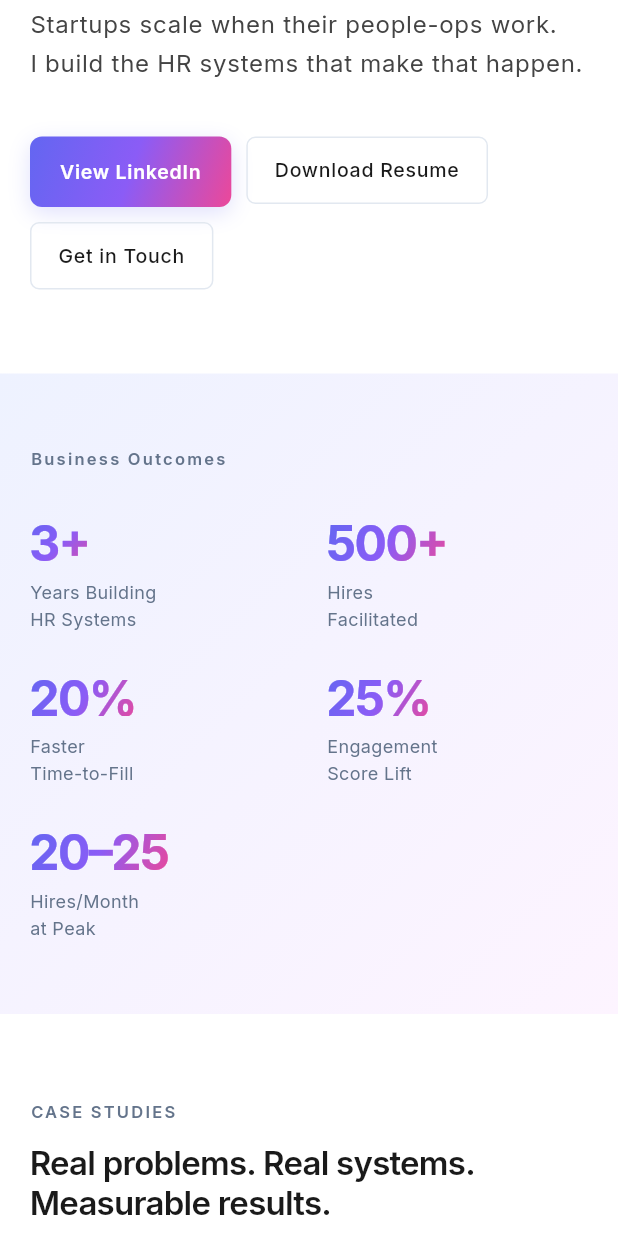
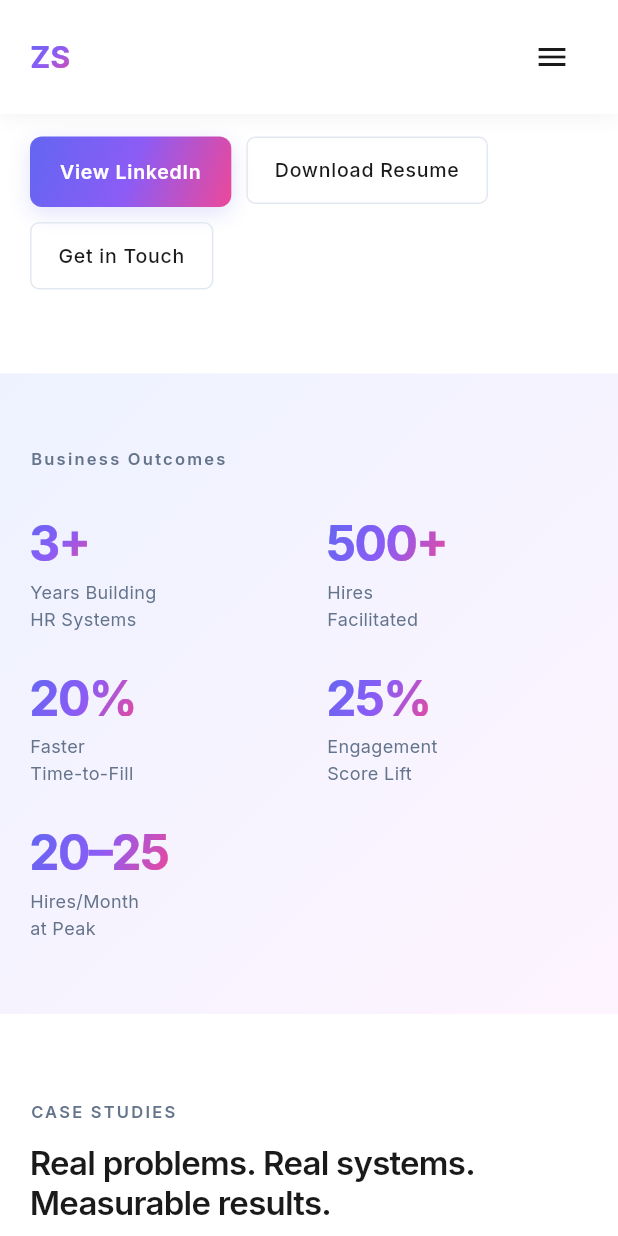
Before and after one commit to zubiasamreen8/zubia, a Flutter app: the screen it shows after launch, scrolled down 576 dp, on a phone screen of 412 x 824 dp. Run offline on Flutter 3.47's test engine with Material 3 defaults, Android fonts, the phone set to English and light mode, and no system bars; drawn by our look-alikes of flutter_animate; our stand-ins replace google_fonts, visibility_detector; network calls fail.

Commit message:
[FEAT]: Add sticky navigation bar with section links
- Transparent background, becomes white on scroll
- Desktop: horizontal nav links
- Mobile: popup menu
- Smooth scroll-to-section for About, Case Studies, Systems, Contact

Co-Authored-By: Zubia Samreen <zubiasamreen8@gmail.com>

```diff
--- a/lib/home_screen.dart
+++ b/lib/home_screen.dart
@@ -5,26 +5,61 @@ import 'sections/case_studies_section.dart';
 import 'sections/systems_section.dart';
 import 'sections/skills_contact_section.dart';
 import 'widgets/app_theme.dart';
+import 'widgets/nav_bar.dart';
 
-class HomeScreen extends StatelessWidget {
+class HomeScreen extends StatefulWidget {
   const HomeScreen({super.key});
+
+  @override
+  State<HomeScreen> createState() => _HomeScreenState();
+}
+
+class _HomeScreenState extends State<HomeScreen> {
+  final ScrollController _scrollController = ScrollController();
+  final GlobalKey _aboutKey = GlobalKey();
+  final GlobalKey _caseStudiesKey = GlobalKey();
+  final GlobalKey _systemsKey = GlobalKey();
+  final GlobalKey _contactKey = GlobalKey();
+
+  @override
+  void dispose() {
+    _scrollController.dispose();
+    super.dispose();
+  }
 
   @override
   Widget build(BuildContext context) {
     return Scaffold(
       backgroundColor: AppTheme.background,
-      body: SingleChildScrollView(
-        child: Column(
-          crossAxisAlignment: CrossAxisAlignment.start,
-          children: const [
-            HeroSection(),
-            MetricsSection(),
-            CaseStudiesSection(),
-            SystemsSection(),
-            SkillsSection(),
-            ContactSection(),
-          ],
-        ),
+      body: Stack(
+        children: [
+          SingleChildScrollView(
+            controller: _scrollController,
+            child: Column(
+              crossAxisAlignment: CrossAxisAlignment.start,
+              children: [
+                Container(key: _aboutKey, child: const HeroSection()),
+                const MetricsSection(),
+                Container(key: _caseStudiesKey, child: const CaseStudiesSection()),
+                Container(key: _systemsKey, child: const SystemsSection()),
+                const SkillsSection(),
+                Container(key: _contactKey, child: const ContactSection()),
+              ],
+            ),
+          ),
+          Positioned(
+            top: 0,
+            left: 0,
+            right: 0,
+            child: NavBar(
+              scrollController: _scrollController,
+              aboutKey: _aboutKey,
+              caseStudiesKey: _caseStudiesKey,
+              systemsKey: _systemsKey,
+              contactKey: _contactKey,
+            ),
+          ),
+        ],
       ),
     );
   }
--- /dev/null
+++ b/lib/widgets/nav_bar.dart
@@ -0,0 +1,246 @@
+import 'package:flutter/material.dart';
+import 'package:zubia_portfolio/widgets/app_theme.dart';
+import 'package:zubia_portfolio/widgets/responsive.dart';
+
+class NavBar extends StatefulWidget {
+  final ScrollController scrollController;
+  final GlobalKey aboutKey;
+  final GlobalKey caseStudiesKey;
+  final GlobalKey systemsKey;
+  final GlobalKey contactKey;
+
+  const NavBar({
+    super.key,
+    required this.scrollController,
+    required this.aboutKey,
+    required this.caseStudiesKey,
+    required this.systemsKey,
+    required this.contactKey,
+  });
+
+  @override
+  State<NavBar> createState() => _NavBarState();
+}
+
+class _NavBarState extends State<NavBar> {
+  bool _isScrolled = false;
+
+  @override
+  void initState() {
+    super.initState();
+    widget.scrollController.addListener(_onScroll);
+  }
+
+  void _onScroll() {
+    final scrolled = widget.scrollController.offset > 50;
+    if (scrolled != _isScrolled) {
+      setState(() => _isScrolled = scrolled);
+    }
+  }
+
+  void _scrollToSection(GlobalKey key) {
+    final context = key.currentContext;
+    if (context != null) {
+      Scrollable.ensureVisible(
+        context,
+        duration: const Duration(milliseconds: 500),
+        curve: Curves.easeInOut,
+      );
+    }
+  }
+
+  @override
+  Widget build(BuildContext context) {
+    final r = context.responsive;
+
+    return AnimatedContainer(
+      duration: const Duration(milliseconds: 200),
+      decoration: BoxDecoration(
+        color: _isScrolled ? Colors.white : Colors.transparent,
+        boxShadow: _isScrolled
+            ? [
+                BoxShadow(
+                  color: Colors.black.withValues(alpha: 0.05),
+                  blurRadius: 10,
+                  offset: const Offset(0, 2),
+                ),
+              ]
+            : null,
+      ),
+      padding: EdgeInsets.symmetric(
+        horizontal: r.pagePadding.left,
+        vertical: r.value(mobileSmall: 12.0, mobile: 14.0, tablet: 16.0),
+      ),
+      child: r.isMobileOrSmaller
+          ? _buildMobileNav(context, r)
+          : _buildDesktopNav(context, r),
+    );
+  }
+
+  Widget _buildDesktopNav(BuildContext context, Responsive r) {
+    return Row(
+      mainAxisAlignment: MainAxisAlignment.spaceBetween,
+      children: [
+        _Logo(isScrolled: _isScrolled),
+        Row(
+          children: [
+            _NavLink(
+              label: "About",
+              onTap: () => _scrollToSection(widget.aboutKey),
+              isScrolled: _isScrolled,
+            ),
+            SizedBox(width: r.value(mobile: 20.0, tablet: 24.0, laptop: 32.0, desktop: 40.0)),
+            _NavLink(
+              label: "Case Studies",
+              onTap: () => _scrollToSection(widget.caseStudiesKey),
+              isScrolled: _isScrolled,
+            ),
+            SizedBox(width: r.value(mobile: 20.0, tablet: 24.0, laptop: 32.0, desktop: 40.0)),
+            _NavLink(
+              label: "Systems",
+              onTap: () => _scrollToSection(widget.systemsKey),
+              isScrolled: _isScrolled,
+            ),
+            SizedBox(width: r.value(mobile: 20.0, tablet: 24.0, laptop: 32.0, desktop: 40.0)),
+            _NavLink(
+              label: "Contact",
+              onTap: () => _scrollToSection(widget.contactKey),
+              isScrolled: _isScrolled,
+            ),
+          ],
+        ),
+      ],
+    );
+  }
+
+  Widget _buildMobileNav(BuildContext context, Responsive r) {
+    return Row(
+      mainAxisAlignment: MainAxisAlignment.spaceBetween,
+      children: [
+        _Logo(isScrolled: _isScrolled, compact: true),
+        _MobileMenuButton(
+          isScrolled: _isScrolled,
+          onAbout: () => _scrollToSection(widget.aboutKey),
+          onCaseStudies: () => _scrollToSection(widget.caseStudiesKey),
+          onSystems: () => _scrollToSection(widget.systemsKey),
+          onContact: () => _scrollToSection(widget.contactKey),
+        ),
+      ],
+    );
+  }
+}
+
+class _Logo extends StatelessWidget {
+  final bool isScrolled;
+  final bool compact;
+
+  const _Logo({required this.isScrolled, this.compact = false});
+
+  @override
+  Widget build(BuildContext context) {
+    return ShaderMask(
+      shaderCallback: (bounds) => AppTheme.primaryGradient.createShader(
+        Rect.fromLTWH(0, 0, bounds.width, bounds.height),
+      ),
+      child: Text(
+        "ZS",
+        style: TextStyle(
+          fontSize: compact ? 20 : 24,
+          fontWeight: FontWeight.w700,
+          color: Colors.white,
+        ),
+      ),
+    );
+  }
+}
+
+class _NavLink extends StatefulWidget {
+  final String label;
+  final VoidCallback onTap;
+  final bool isScrolled;
+
+  const _NavLink({
+    required this.label,
+    required this.onTap,
+    required this.isScrolled,
+  });
+
+  @override
+  State<_NavLink> createState() => _NavLinkState();
+}
+
+class _NavLinkState extends State<_NavLink> {
+  bool _hovering = false;
+
+  @override
+  Widget build(BuildContext context) {
+    return MouseRegion(
+      onEnter: (_) => setState(() => _hovering = true),
+      onExit: (_) => setState(() => _hovering = false),
+      child: GestureDetector(
+        onTap: widget.onTap,
+        child: AnimatedContainer(
+          duration: const Duration(milliseconds: 200),
+          child: Text(
+            widget.label,
+            style: TextStyle(
+              fontSize: 14,
+              fontWeight: FontWeight.w500,
+              color: _hovering
+                  ? AppTheme.gradientStart
+                  : AppTheme.accent,
+            ),
+          ),
+        ),
+      ),
+    );
+  }
+}
+
+class _MobileMenuButton extends StatelessWidget {
+  final bool isScrolled;
+  final VoidCallback onAbout;
+  final VoidCallback onCaseStudies;
+  final VoidCallback onSystems;
+  final VoidCallback onContact;
+
+  const _MobileMenuButton({
+    required this.isScrolled,
+    required this.onAbout,
+    required this.onCaseStudies,
+    required this.onSystems,
+    required this.onContact,
+  });
+
+  @override
+  Widget build(BuildContext context) {
+    return PopupMenuButton<String>(
+      icon: Icon(
+        Icons.menu,
+        color: AppTheme.accent,
+      ),
+      onSelected: (value) {
+        switch (value) {
+          case 'about':
+            onAbout();
+            break;
+          case 'case_studies':
+            onCaseStudies();
+            break;
+          case 'systems':
+            onSystems();
+            break;
+          case 'contact':
+            onContact();
+            break;
+        }
+      },
+      itemBuilder: (context) => [
+        const PopupMenuItem(value: 'about', child: Text('About')),
+        const PopupMenuItem(value: 'case_studies', child: Text('Case Studies')),
+        const PopupMenuItem(value: 'systems', child: Text('Systems')),
+        const PopupMenuItem(value: 'contact', child: Text('Contact')),
+      ],
+    );
+  }
+}
```
